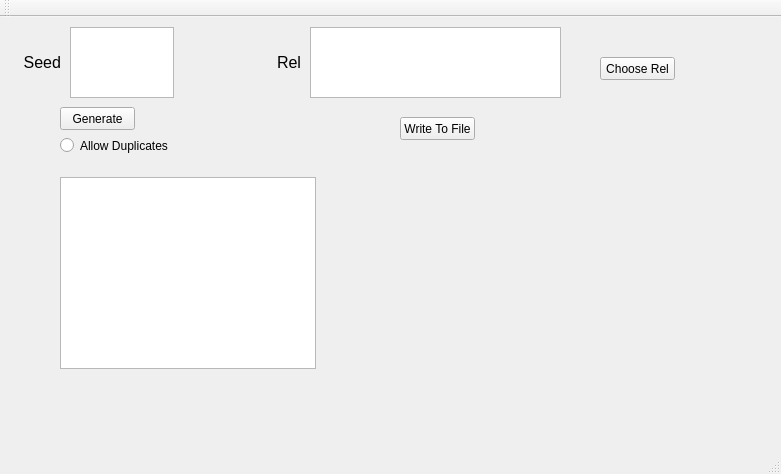
Qt form SMB_Story_Randomizer/mainwindow.ui (bobjrsenior/SMB_Story_Randomizer) before a commit.
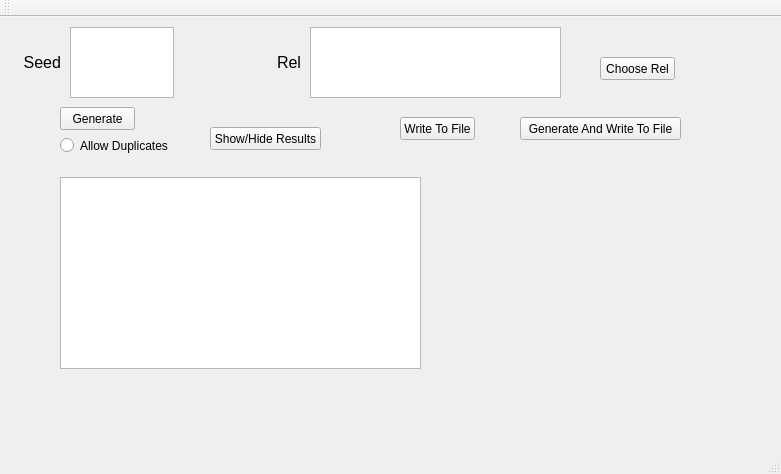
The same form after that commit.

Commit message: Added default stage names and non-duplicate stage generation

Diff of the .ui file:
```diff
--- a/SMB_Story_Randomizer/mainwindow.ui
+++ b/SMB_Story_Randomizer/mainwindow.ui
@@ -133,7 +133,7 @@
      <rect>
       <x>60</x>
       <y>160</y>
-      <width>256</width>
+      <width>361</width>
       <height>192</height>
      </rect>
     </property>
@@ -151,6 +151,32 @@
      <string>Allow Duplicates</string>
     </property>
    </widget>
+   <widget class="QPushButton" name="toggleStoryListDisplay">
+    <property name="geometry">
+     <rect>
+      <x>210</x>
+      <y>110</y>
+      <width>111</width>
+      <height>23</height>
+     </rect>
+    </property>
+    <property name="text">
+     <string>Show/Hide Results</string>
+    </property>
+   </widget>
+   <widget class="QPushButton" name="writeButton_2">
+    <property name="geometry">
+     <rect>
+      <x>520</x>
+      <y>100</y>
+      <width>161</width>
+      <height>23</height>
+     </rect>
+    </property>
+    <property name="text">
+     <string>Generate And Write To File</string>
+    </property>
+   </widget>
   </widget>
   <widget class="QMenuBar" name="menuBar">
    <property name="geometry">
```
The commit also changes 2 other files.
